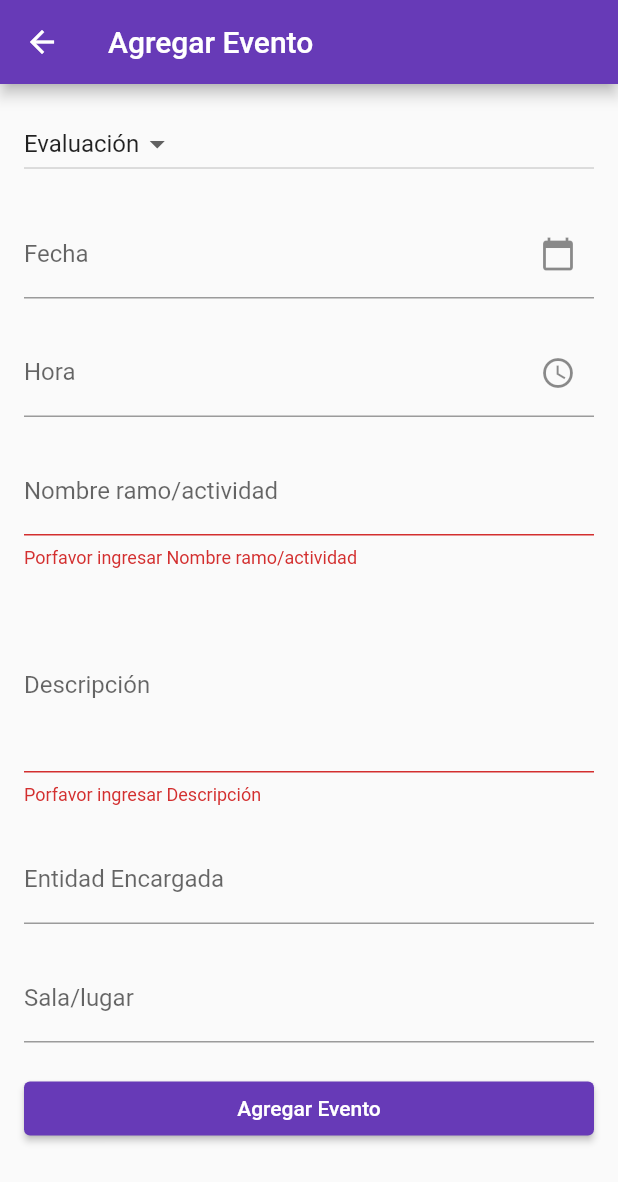
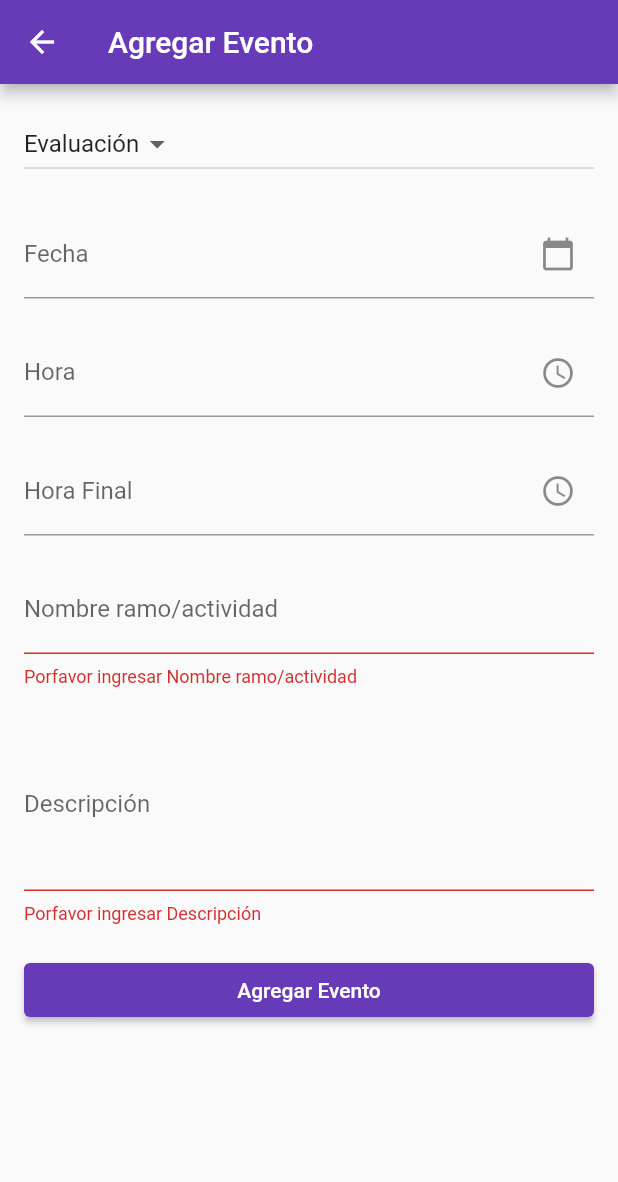
Before and after one commit to EmoMeza/proyecto-informatico, a Flutter app: the AgregarEvento screen opened by its route, after a tap on "Agregar Evento", on a phone screen of 412 x 824 dp. Shown: the top 1182 px of the screen. Run offline on Flutter 3.47's test engine with Material 2 defaults, Android fonts, the phone set to English and light mode, and no system bars; our stand-ins replace carousel_slider, shared_preferences; accounts and stored records are empty.

Commit message:
✨ (frontend): added duration for events

```diff
--- a/frontend/lib/pages/agregarEvento.dart
+++ b/frontend/lib/pages/agregarEvento.dart
@@ -16,10 +16,14 @@ class _AgregarEventoState extends State<AgregarEvento> {
   String? dropdownValue = 'Evaluación';
   DateTime selectedDate = DateTime.now();
   TimeOfDay selectedTime = TimeOfDay.now();
+  DateTime selectedEndDate = DateTime.now();
+  TimeOfDay selectedEndTime = TimeOfDay.now();
   final TextEditingController _timeController = TextEditingController();
   final TextEditingController _dateController = TextEditingController();
   final TextEditingController _nombreController = TextEditingController();
   final TextEditingController _descripcionController = TextEditingController();
+  final TextEditingController _endTimeController = TextEditingController();
+  final TextEditingController _endDateController = TextEditingController();
   Future<void> _selectDate(BuildContext context) async {
     final DateTime? picked = await showDatePicker(
         context: context,
@@ -34,15 +38,6 @@ class _AgregarEventoState extends State<AgregarEvento> {
     }
   }
 
-  String formatDateTime(DateTime date, TimeOfDay time) {
-    //formato de fecha y hora para enviar a la API
-    final DateTime combined =
-        DateTime(date.year, date.month, date.day, time.hour, time.minute);
-    final String formattedDate =
-        DateFormat("yyyy-MM-dd'T'HH:mm:ss").format(combined);
-    return formattedDate;
-  }
-
   Future<void> _selectTime(BuildContext context) async {
     final TimeOfDay? picked =
         await showTimePicker(context: context, initialTime: TimeOfDay.now());
@@ -54,16 +49,89 @@ class _AgregarEventoState extends State<AgregarEvento> {
     }
   }
 
+  Future<void> _selectEndDate(BuildContext context) async {
+    final DateTime? picked = await showDatePicker(
+      context: context,
+      initialDate: selectedEndDate,
+      firstDate: DateTime(2000),
+      lastDate: DateTime(2101),
+    );
+    if (picked != null && picked != selectedEndDate) {
+      setState(() {
+        selectedEndDate = picked;
+        _endDateController.text =
+            DateFormat('yyyy-MM-dd').format(selectedEndDate);
+      });
+    }
+  }
+
+  Future<void> _selectEndTime(BuildContext context) async {
+    final TimeOfDay? picked = await showTimePicker(
+      context: context,
+      initialTime: selectedEndTime,
+    );
+    if (picked != null && picked != selectedEndTime) {
+      setState(() {
+        selectedEndTime = picked;
+        _endTimeController.text = selectedEndTime.format(context);
+      });
+    }
+  }
+
+  String formatDateTime(DateTime date, TimeOfDay time) {
+    //formato de fecha y hora para enviar a la API
+    final DateTime combined =
+        DateTime(date.year, date.month, date.day, time.hour, time.minute);
+    final String formattedDate =
+        DateFormat("yyyy-MM-dd'T'HH:mm:ss").format(combined);
+    return formattedDate;
+  }
+
   String? _validateFecha(DateTime? date) {
     if (date == null) {
-      return 'Please select a date';
+      return 'Seleccione una fecha inicial';
     }
     return null;
   }
 
   String? _validateHora(TimeOfDay? time) {
     if (time == null) {
-      return 'Please select a time';
+      return 'Seleccione una hora inicial';
+    }
+    return null;
+  }
+
+  String? _validateEndDate(DateTime? date) {
+    if (date == null) {
+      return 'Seleccione una fecha final';
+    }
+    if (date.isBefore(selectedDate)) {
+      return 'Fecha final no puede ser antes de la fecha inicial';
+    }
+    return null;
+  }
+
+  String? _validateEndTime(TimeOfDay? time) {
+    if (time == null) {
+      return 'Seleccione una hora final';
+    }
+
+    final DateTime selectedDateTime = DateTime(
+        selectedDate.year,
+        selectedDate.month,
+        selectedDate.day,
+        selectedTime.hour,
+        selectedTime.minute);
+    final DateTime selectedEndDateTime = DateTime(
+        selectedEndDate.year,
+        selectedEndDate.month,
+        selectedEndDate.day,
+        selectedEndTime.hour,
+        selectedEndTime.minute);
+
+    if (selectedDateTime.isAfter(selectedEndDateTime) &&
+        selectedDate == selectedEndDate) {
+      return 'Hora final no puede ser antes de la hora inicial';
     }
     return null;
   }
@@ -198,6 +266,60 @@ class _AgregarEventoState extends State<AgregarEvento> {
                     _selectTime(context);
                   },
                 ),
+                if (dropdownValue == 'Actividad')
+                  Column(
+                    children: [
+                      const SizedBox(height: 20),
+                      TextFormField(
+                        controller: _endDateController,
+                        readOnly: true,
+                        decoration: InputDecoration(
+                          labelText: 'Fecha Final',
+                          suffixIcon: IconButton(
+                            onPressed: () => _selectEndDate(context),
+                            icon: const Icon(Icons.calendar_today),
+                          ),
+                        ),
+                        validator: (value) => _validateEndDate(selectedEndDate),
+                        onTap: () {
+                          _selectEndDate(context);
+                        },
+                      ),
+                      const SizedBox(height: 20),
+                      TextFormField(
+                        controller: _endTimeController,
+                        readOnly: true,
+                        decoration: InputDecoration(
+                          labelText: 'Hora Final',
+                          suffixIcon: IconButton(
+                            onPressed: () => _selectEndTime(context),
+                            icon: const Icon(Icons.access_time),
+                          ),
+                        ),
+                        validator: (value) => _validateEndTime(selectedEndTime),
+                        onTap: () {
+                          _selectEndTime(context);
+                        },
+                      ),
+                    ],
+                  ),
+                const SizedBox(height: 20),
+                if (dropdownValue == 'Evaluación')
+                  TextFormField(
+                    controller: _endTimeController,
+                    readOnly: true,
+                    decoration: InputDecoration(
+                      labelText: 'Hora Final',
+                      suffixIcon: IconButton(
+                        onPressed: () => _selectEndTime(context),
+                        icon: const Icon(Icons.access_time),
+                      ),
+                    ),
+                    validator: (value) => _validateEndTime(selectedEndTime),
+                    onTap: () {
+                      _selectEndTime(context);
+                    },
+                  ),
                 const SizedBox(height: 20),
                 TextFormField(
                   controller: _nombreController,
@@ -218,18 +340,6 @@ class _AgregarEventoState extends State<AgregarEvento> {
                   validator: (value) => _validateField(value, 'Descripción'),
                 ),
                 const SizedBox(height: 20),
-                TextFormField(
-                  decoration: const InputDecoration(
-                    labelText: 'Entidad Encargada',
-                  ),
-                ),
-                const SizedBox(height: 20),
-                TextFormField(
-                  decoration: const InputDecoration(
-                    labelText: 'Sala/lugar',
-                  ),
-                ),
-                const SizedBox(height: 20),
                 buildSubmitButton(),
               ],
             ),
```
